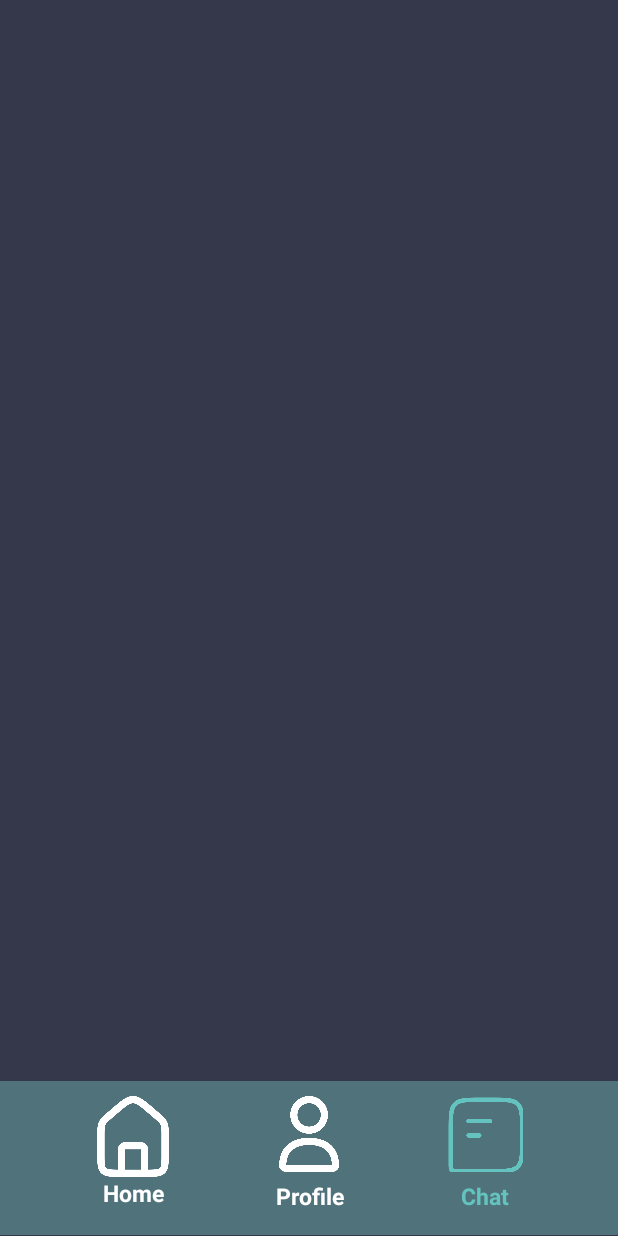
After one commit to NoSkinPotato/GoodDeeds, an Android app: the ChatMenuActivity screen opened directly, with no data from a screen before it, on a phone screen of 412 x 824 dp. The commit adds this screen. Run offline under Robolectric (Android 15) with nearby library versions, the light colour scheme and no system bars.

Commit message:
ChatFirst

```diff
--- a/app/src/main/AndroidManifest.xml
+++ b/app/src/main/AndroidManifest.xml
@@ -12,6 +12,9 @@
         android:supportsRtl="true"
         android:theme="@style/Theme.GoodDeeds"
         tools:targetApi="31">
+        <activity
+            android:name=".ChatMenuActivity"
+            android:exported="false" />
         <activity
             android:name=".LogsActivity"
             android:exported="false" />
--- a/app/src/main/java/com/example/gooddeeds/AppDatabase.java
+++ b/app/src/main/java/com/example/gooddeeds/AppDatabase.java
@@ -5,7 +5,7 @@ import android.content.Context;
 import androidx.room.Database;
 import androidx.room.Room;
 import androidx.room.RoomDatabase;
-@Database(entities = {Job.class, User.class, DeclinedJob.class}, version = 11)
+@Database(entities = {Job.class, User.class, DeclinedJob.class}, version = 12)
 public abstract class AppDatabase extends RoomDatabase {
     public abstract JobClassDAO jobDao();
 
--- /dev/null
+++ b/app/src/main/java/com/example/gooddeeds/ChatMenuActivity.java
@@ -0,0 +1,24 @@
+package com.example.gooddeeds;
+
+import android.os.Bundle;
+
+import androidx.activity.EdgeToEdge;
+import androidx.appcompat.app.AppCompatActivity;
+import androidx.core.graphics.Insets;
+import androidx.core.view.ViewCompat;
+import androidx.core.view.WindowInsetsCompat;
+
+public class ChatMenuActivity extends AppCompatActivity {
+
+    @Override
+    protected void onCreate(Bundle savedInstanceState) {
+        super.onCreate(savedInstanceState);
+        EdgeToEdge.enable(this);
+        setContentView(R.layout.activity_chat_menu);
+        ViewCompat.setOnApplyWindowInsetsListener(findViewById(R.id.main), (v, insets) -> {
+            Insets systemBars = insets.getInsets(WindowInsetsCompat.Type.systemBars());
+            v.setPadding(systemBars.left, systemBars.top, systemBars.right, systemBars.bottom);
+            return insets;
+        });
+    }
+}
--- a/app/src/main/java/com/example/gooddeeds/ItemAdapter.java
+++ b/app/src/main/java/com/example/gooddeeds/ItemAdapter.java
@@ -108,6 +108,9 @@ public class ItemAdapter extends RecyclerView.Adapter<ItemAdapter.ViewHolder> {
 
             holder.waitWorkers.setVisibility(View.GONE);
             holder.removeBtn.setVisibility(View.GONE);
+
+
+
         }
 
 
--- a/app/src/main/java/com/example/gooddeeds/Job.java
+++ b/app/src/main/java/com/example/gooddeeds/Job.java
@@ -3,13 +3,12 @@ package com.example.gooddeeds;
 import androidx.annotation.NonNull;
 import androidx.room.ColumnInfo;
 import androidx.room.Entity;
-import androidx.room.PrimaryKey;
 
 @Entity(tableName = "job_tbl",
         primaryKeys = {"id", "userGmail"})
 public class Job {
 
-    public Job(@NonNull String userGmail, String id, String title, String description, String address, int reward, String workerEmail) {
+    public Job(@NonNull String userGmail, @NonNull String id, String title, String description, String address, int reward, String workerEmail) {
         this.userGmail = userGmail;
         this.id = id;
         this.title = title;
--- /dev/null
+++ b/app/src/main/res/layout/activity_chat_menu.xml
@@ -0,0 +1,136 @@
+<?xml version="1.0" encoding="utf-8"?>
+<LinearLayout xmlns:android="http://schemas.android.com/apk/res/android"
+    xmlns:app="http://schemas.android.com/apk/res-auto"
+    xmlns:tools="http://schemas.android.com/tools"
+    android:id="@+id/main"
+    android:layout_width="match_parent"
+    android:layout_height="match_parent"
+    android:orientation="vertical"
+    android:background="#35374B"
+    tools:context=".ChatMenuActivity">
+
+    <LinearLayout
+        android:id="@+id/content"
+        android:layout_width="match_parent"
+        android:layout_height="0dp"
+        android:layout_weight="1.4"
+        android:orientation="vertical"
+        android:padding="20dp">
+
+        <androidx.recyclerview.widget.RecyclerView
+            android:id="@+id/ChatView"
+            android:layout_width="match_parent"
+            android:layout_height="0dp"
+            android:layout_weight="1"/>
+
+    </LinearLayout>
+
+    <LinearLayout
+        android:layout_width="match_parent"
+        android:layout_height="0dp"
+        android:layout_weight="0.2"
+        android:orientation="horizontal"
+        android:background="#50727B"
+        android:paddingHorizontal="30dp">
+
+        <LinearLayout
+            android:id="@+id/homeButton"
+            android:layout_width="0dp"
+            android:layout_height="match_parent"
+            android:layout_weight="1"
+            android:orientation="vertical"
+            android:paddingBottom="5dp"
+            android:paddingTop="10dp">
+
+            <ImageView
+                android:id="@+id/HomeSymbol"
+                android:layout_width="match_parent"
+                android:layout_height="0dp"
+                android:layout_weight="1"
+                app:srcCompat="@drawable/homesymbol" />
+
+            <TextView
+                android:id="@+id/HomeNavTitle"
+                android:layout_width="match_parent"
+                android:layout_height="0dp"
+                android:layout_weight="0.6"
+                android:text="Home"
+                android:textAlignment="center"
+                android:textColor="@color/white"
+                android:textSize="15sp"
+                android:textStyle="bold" />
+
+        </LinearLayout>
+
+        <LinearLayout
+            android:id="@+id/profileButton"
+            android:layout_width="0dp"
+            android:layout_height="match_parent"
+            android:layout_weight="1"
+            android:orientation="vertical"
+            android:paddingHorizontal="5dp"
+            android:paddingBottom="5dp"
+            android:paddingTop="10dp">
+
+            <ImageView
+                android:id="@+id/ProfileSymbol"
+                android:layout_width="match_parent"
+                android:layout_height="0dp"
+                android:layout_marginBottom="5dp"
+                android:layout_weight="1"
+                app:srcCompat="@drawable/profilesymbol" />
+
+            <TextView
+                android:id="@+id/ProfileNavTitle"
+                android:layout_width="match_parent"
+                android:layout_height="0dp"
+                android:layout_weight="0.6"
+                android:text="Profile"
+                android:textAlignment="center"
+                android:textSize="15sp"
+                android:textColor="@color/white"
+                android:textStyle="bold" />
+
+        </LinearLayout>
+
+        <LinearLayout
+            android:id="@+id/chatButton"
+            android:layout_width="0dp"
+            android:layout_height="match_parent"
+            android:layout_weight="1"
+            android:orientation="vertical"
+            android:paddingHorizontal="5dp"
+            android:paddingBottom="5dp"
+            android:paddingTop="10dp">
+
+            <ImageView
+                android:id="@+id/ChatSymbol"
+                android:layout_width="match_parent"
+                android:layout_height="0dp"
+                android:layout_weight="1"
+                android:layout_marginBottom="5dp"
+                app:tint="#64C3BF"
+                app:srcCompat="@drawable/chatsymbol" />
+
+            <TextView
+                android:id="@+id/ChatNavTitle"
+                android:layout_width="match_parent"
+                android:layout_height="0dp"
+                android:layout_weight="0.6"
+                android:text="Chat"
+                android:textAlignment="center"
+                android:textColor="#64C3BF"
+                android:textSize="15sp"
+                android:textStyle="bold" />
+
+        </LinearLayout>
+
+
+
+
+
+    </LinearLayout>
+
+
+
+</LinearLayout>
```
Also changed, not shown: app/src/main/java/com/example/gooddeeds/DeclinedJob.java (+3 -6 lines), app/src/main/java/com/example/gooddeeds/JobClassDAO.java (+2 -18 lines), app/src/main/res/layout/chat_layout.xml (added, +41 -0 lines), 2 other files.
